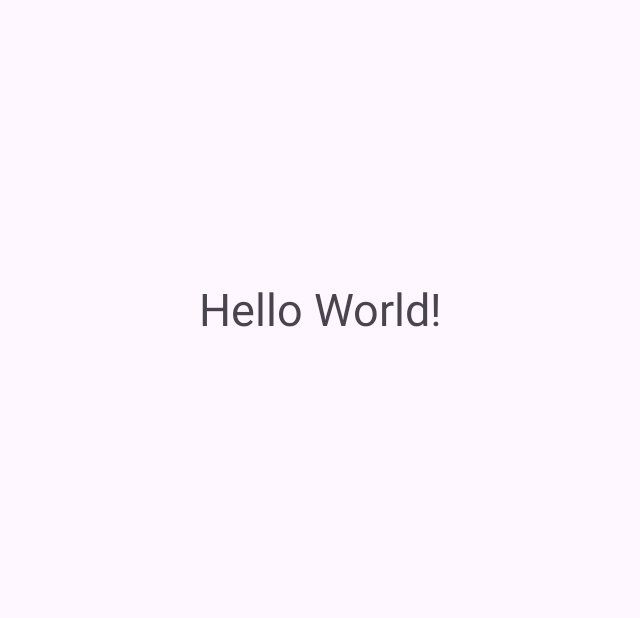
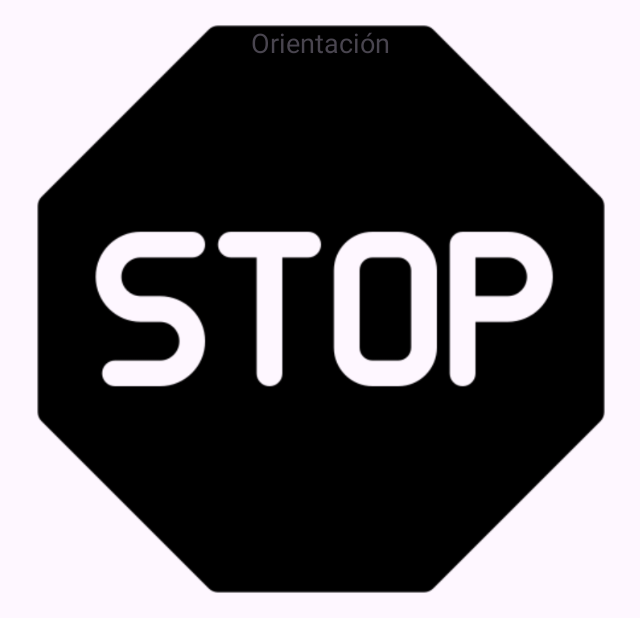
Before and after one commit to PpGrillo1511/Sensores, an Android app: the screen it shows after launch (MainActivity), on a phone screen of 824 x 412 dp (held sideways). Shown: the whole screen, without its empty margins (297-937 px from the left). Run offline under Robolectric (Android 15) with nearby library versions, the phone set to English and light mode, and no system bars.

Commit message:
Cambiar texto por imagen

```diff
--- a/app/src/main/res/layout/activity_main.xml
+++ b/app/src/main/res/layout/activity_main.xml
@@ -1,17 +1,24 @@
 <?xml version="1.0" encoding="utf-8"?>
 <RelativeLayout xmlns:android="http://schemas.android.com/apk/res/android"
-    xmlns:app="http://schemas.android.com/apk/res-auto"
-    xmlns:tools="http://schemas.android.com/tools"
     android:layout_width="match_parent"
-    android:layout_height="match_parent"
-    tools:context=".MainActivity">
+    android:layout_height="match_parent">
+
+    <ImageView
+        android:id="@+id/imageViewOrientation"
+        android:layout_width="wrap_content"
+        android:layout_height="wrap_content"
+        android:src="@drawable/stop"
+        android:layout_centerInParent="true"
+        android:scaleType="centerCrop"
+        android:adjustViewBounds="true" />
 
     <TextView
+        android:id="@+id/tv_values"
         android:layout_width="wrap_content"
         android:layout_height="wrap_content"
-        android:text="Hello World!"
-        android:id="@+id/tv_values"
-        android:layout_centerInParent="true"
-        android:textSize="30dp"/>
-
+        android:layout_alignParentTop="true"
+        android:layout_centerHorizontal="true"
+        android:padding="16dp"
+        android:text="Orientación"
+        android:textSize="18sp" />
 </RelativeLayout>
```
Also changed, not shown: app/src/main/java/com/example/sensores/MainActivity.java (+26 -5 lines), app/src/main/res/drawable/abajo.png (added), app/src/main/res/drawable/arriba.png (added), app/src/main/res/drawable/derecha.png (added), app/src/main/res/drawable/izquierda.png (added), app/src/main/res/drawable/stop.png (added).
